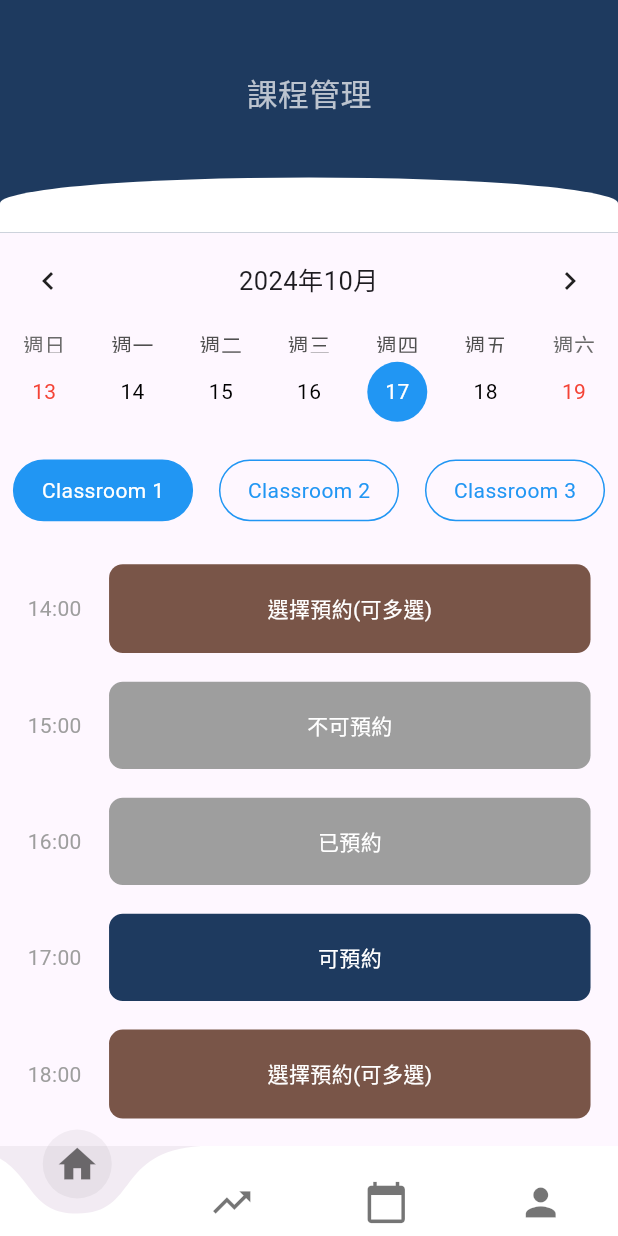
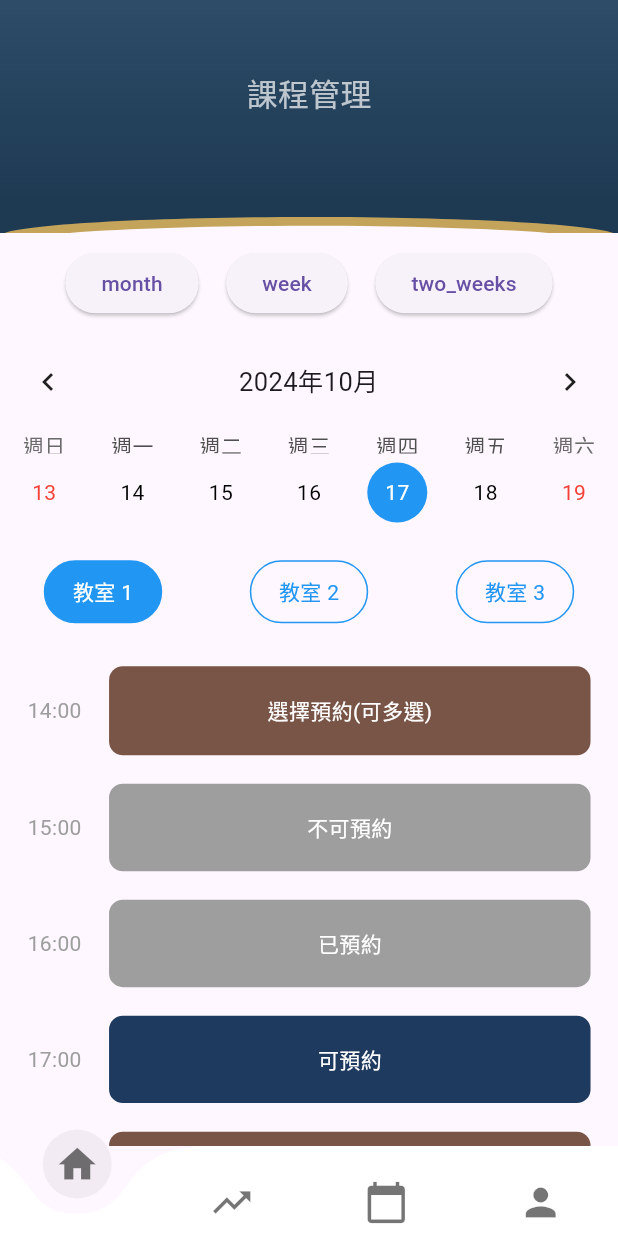
Before and after one commit to mnba3223/EduHub, a Flutter app: the StudentBookingScreen screen opened by its route, on a phone screen of 412 x 824 dp. Run offline on Flutter 3.47's test engine with Material 3 defaults, Android fonts, the phone set to English and light mode, and no system bars; drawn by our look-alikes of curved_navigation_bar, table_calendar; our stand-ins replace cached_network_image, carousel_slider, dio, easy_localization, equatable, flutter_bloc and 8 more; missing offline and left inert: external_path, flutter_stripe; accounts and stored records are empty; project files that could hold a hidden picture were left out.

Commit message:
updarte calendar and ui

```diff
--- a/lib/screens/student/student_booking_screen.dart
+++ b/lib/screens/student/student_booking_screen.dart
@@ -1,7 +1,9 @@
 import 'package:edutec_hub/ui/bar/top_bar.dart';
+import 'package:edutec_hub/ui/custom_widget/ccalendar.dart';
 import 'package:flutter/material.dart';
 import 'package:flutter_screenutil/flutter_screenutil.dart';
 import 'package:table_calendar/table_calendar.dart';
+import 'package:easy_localization/easy_localization.dart';
 
 class StudentBookingScreen extends StatefulWidget {
   @override
@@ -43,67 +45,78 @@ class _StudentBookingScreenState extends State<StudentBookingScreen> {
   String _getRandomStatus(int seed) {
     switch (seed % 4) {
       case 0:
-        return '已預約';
+        return 'booked'.tr();
       case 1:
-        return '可預約';
+        return 'available'.tr();
       case 2:
-        return '選擇預約(可多選)';
+        return 'select_multiple'.tr();
       default:
-        return '不可預約';
+        return 'unavailable'.tr();
     }
   }
 
   @override
   Widget build(BuildContext context) {
     return Scaffold(
+      // backgroundColor: const Color.fromARGB(12, 0, 0, 0),
       body: Column(
         children: [
           _buildTopBar(),
-          TableCalendar(
-            firstDay: DateTime.utc(2021, 1, 1),
-            lastDay: DateTime.utc(2030, 12, 31),
-            focusedDay: _focusedDay,
-            calendarFormat: _calendarFormat,
-            selectedDayPredicate: (day) => isSameDay(_selectedDay, day),
-            onDaySelected: (
-              selectedDay,
-              focusedDay,
-            ) {
+          ReusableCalendar(
+            selectedDay: _selectedDay,
+            onDaySelected: (selectedDay, focusedDay) {
               setState(() {
                 _selectedDay = selectedDay;
                 _focusedDay = focusedDay;
               });
             },
-            onFormatChanged: (format) {
-              setState(() {
-                _calendarFormat = format;
-              });
-            },
-            calendarStyle: CalendarStyle(
-              defaultTextStyle: TextStyle(color: Colors.black),
-              weekendTextStyle: TextStyle(color: Colors.red),
-              selectedDecoration: BoxDecoration(
-                color: Colors.blue,
-                shape: BoxShape.circle,
-              ),
-              selectedTextStyle: TextStyle(color: Colors.white),
-              todayDecoration: BoxDecoration(
-                color: Colors.blue.withOpacity(0.5),
-                shape: BoxShape.circle,
-              ),
-            ),
-            headerStyle: HeaderStyle(
-              formatButtonVisible: false,
-              titleCentered: true,
-            ),
           ),
+          //  _buildCalendarFormatToggle(),
+          // TableCalendar(
+          //   firstDay: DateTime.utc(2021, 1, 1),
+          //   lastDay: DateTime.utc(2030, 12, 31),
+          //   focusedDay: _focusedDay,
+          //   calendarFormat: _calendarFormat,
+          //   selectedDayPredicate: (day) => isSameDay(_selectedDay, day),
+          //   onDaySelected: (
+          //     selectedDay,
+          //     focusedDay,
+          //   ) {
+          //     setState(() {
+          //       _selectedDay = selectedDay;
+          //       _focusedDay = focusedDay;
+          //     });
+          //   },
+          //   onFormatChanged: (format) {
+          //     setState(() {
+          //       _calendarFormat = format;
+          //     });
+          //   },
+          //   calendarStyle: CalendarStyle(
+          //     defaultTextStyle: TextStyle(color: Colors.black),
+          //     weekendTextStyle: TextStyle(color: Colors.red),
+          //     selectedDecoration: BoxDecoration(
+          //       color: Colors.blue,
+          //       shape: BoxShape.circle,
+          //     ),
+          //     selectedTextStyle: TextStyle(color: Colors.white),
+          //     todayDecoration: BoxDecoration(
+          //       color: Colors.blue.withOpacity(0.5),
+          //       shape: BoxShape.circle,
+          //     ),
+          //   ),
+          //   headerStyle: HeaderStyle(
+          //     formatButtonVisible: false,
+          //     titleCentered: true,
+          //   ),
+          // ),
           SizedBox(height: 16.h),
           Row(
             mainAxisAlignment: MainAxisAlignment.spaceAround,
             children: [
-              _buildClassroomOption('Classroom 1', 1),
-              _buildClassroomOption('Classroom 2', 2),
-              _buildClassroomOption('Classroom 3', 3),
+              _buildClassroomOption('classroom_1'.tr(), 1),
+              _buildClassroomOption('classroom_2'.tr(), 2),
+              _buildClassroomOption('classroom_3'.tr(), 3),
             ],
           ),
           SizedBox(height: 16.h),
@@ -118,9 +131,9 @@ class _StudentBookingScreenState extends State<StudentBookingScreen> {
   }
 
   Widget _buildTopBar() {
-    return FixedHeightSmoothTopBar(
+    return FixedHeightSmoothTopBarV2(
       height: 130.h,
-      ellipticalRadius: 30.r,
+      // ellipticalRadius: 30.r,
       child: SafeArea(
         child: Container(
           padding: EdgeInsets.fromLTRB(20.w, 40.h, 20.w, 20.h),
@@ -128,7 +141,7 @@ class _StudentBookingScreenState extends State<StudentBookingScreen> {
             children: [
               Center(
                 child: Text(
-                  '課程管理',
+                  'course_management'.tr(),
                   style: TextStyle(
                     color: Colors.white70,
                     fontSize: 18.sp,
@@ -172,22 +185,16 @@ class _StudentBookingScreenState extends State<StudentBookingScreen> {
 
   Widget _buildTimeSlot(String time, String status) {
     Color color;
-    switch (status) {
-      case '已預約':
-        color = Colors.grey;
-        break;
-      case '可預約':
-        color = Color(0xFF1E3A5F);
-        break;
-      case '選擇預約(可多選)':
-        color = Colors.brown;
-        break;
-      case '不可預約':
-        // color = const Color.fromARGB(255, 189, 122, 118);
-        color = Colors.grey;
-        break;
-      default:
-        color = Colors.grey;
+    if (status == 'booked'.tr()) {
+      color = Colors.grey;
+    } else if (status == 'available'.tr()) {
+      color = Color(0xFF1E3A5F);
+    } else if (status == 'select_multiple'.tr()) {
+      color = Colors.brown;
+    } else if (status == 'unavailable'.tr()) {
+      color = Colors.grey;
+    } else {
+      color = Colors.grey;
     }
 
     return Container(
@@ -204,7 +211,7 @@ class _StudentBookingScreenState extends State<StudentBookingScreen> {
                 borderRadius: BorderRadius.circular(8.r),
               ),
               child: Center(
-                child: Text(status, style: TextStyle(color: Colors.white)),
+                child: Text(status.tr(), style: TextStyle(color: Colors.white)),
               ),
             ),
           ),
--- a/lib/ui/bar/custom_nav_bar.dart
+++ b/lib/ui/bar/custom_nav_bar.dart
@@ -20,10 +20,13 @@ class ScaffoldWithNavBar extends StatelessWidget {
 
   Widget _buildCurvedNavigationBar(BuildContext context) {
     return CurvedNavigationBar(
-      backgroundColor: const Color.fromARGB(12, 0, 0, 0), // 設置為您想要的背景顏色
-      // color: Colors.white12, // 設置為您想要的導航欄顏色
+      // backgroundColor: const Color.fromARGB(12, 0, 0, 0), // 設置為您想要的背景顏色
+      backgroundColor: Theme.of(context).scaffoldBackgroundColor,
+      // color: const Color.fromARGB(12, 0, 0, 0), // 設置為您想要的導航欄顏色
+      color: Colors.white,
       // buttonBackgroundColor: Colors.pink[200], // 設置為您想要的選中項目顏色
       buttonBackgroundColor: const Color.fromARGB(12, 0, 0, 0), // 設置為您想要的背景顏色
+      // buttonBackgroundColor: Colors.transparent,
       height: 60,
       items: _getNavigationItems(),
       index: _calculateSelectedIndex(context),
--- a/lib/ui/bar/top_bar.dart
+++ b/lib/ui/bar/top_bar.dart
@@ -1,5 +1,6 @@
 import 'package:flutter/material.dart';
 import 'package:flutter_screenutil/flutter_screenutil.dart';
+import 'package:flutter_svg/flutter_svg.dart';
 
 class FixedHeightSmoothTopBar extends StatelessWidget {
   final Widget child;
@@ -71,3 +72,57 @@ class FixedHeightSmoothTopBar extends StatelessWidget {
     );
   }
 }
+
+class FixedHeightSmoothTopBarV2 extends StatelessWidget {
+  final Widget child;
+  final double height;
+  final Color startColor;
+  final Color endColor;
+  final Color accentColor;
+
+  const FixedHeightSmoothTopBarV2({
+    Key? key,
+    required this.child,
+    this.height = 200,
+    this.startColor = const Color(0xFF304F6B),
+    this.endColor = const Color(0xFF1E3A53),
+    this.accentColor = const Color(0xFFC4A35A),
+  }) : super(key: key);
+
+  @override
+  Widget build(BuildContext context) {
+    return Container(
+      height: height,
+      child: Stack(
+        children: [
+          SvgPicture.string(
+            _generateSvgString(),
+            fit: BoxFit.cover,
+            width: double.infinity,
+            height: double.infinity,
+          ),
+          Positioned.fill(child: child),
+        ],
+      ),
+    );
+  }
+
+  String _generateSvgString() {
+    return '''
+    <svg id="Layer_1" data-name="Layer 1" xmlns="http://www.w3.org/2000/svg" xmlns:xlink="http://www.w3.org/1999/xlink" viewBox="0 0 1080 450">
+      <defs>
+        <linearGradient id="linear-gradient" x1="540" y1="-42.26" x2="540" y2="375.6" gradientUnits="userSpaceOnUse">
+          <stop offset="0" stop-color="${_colorToHex(startColor)}"/>
+          <stop offset="1" stop-color="${_colorToHex(endColor)}"/>
+        </linearGradient>
+      </defs>
+      <path fill="${_colorToHex(accentColor)}" d="m0,0v450c0-18.64,241.77-33.75,540-33.75s540,15.11,540,33.75V0H0Z"/>
+      <path fill="url(#linear-gradient)" d="m0,0v434.48c0-18.64,241.77-33.75,540-33.75s540,15.11,540,33.75V0H0Z"/>
+    </svg>
+    ''';
+  }
+
+  String _colorToHex(Color color) {
+    return '#${color.value.toRadixString(16).padLeft(8, '0').substring(2)}';
+  }
+}
--- /dev/null
+++ b/lib/ui/button/custom_button.dart
@@ -0,0 +1,54 @@
+import 'package:flutter/material.dart';
+import 'package:flutter_screenutil/flutter_screenutil.dart';
+import 'package:table_calendar/table_calendar.dart';
+
+class CustomButton extends StatelessWidget {
+  final String text;
+  final VoidCallback onPressed;
+  final bool isSelected;
+
+  const CustomButton({
+    Key? key,
+    required this.text,
+    required this.onPressed,
+    this.isSelected = false,
+  }) : super(key: key);
+
+  @override
+  Widget build(BuildContext context) {
+    return ElevatedButton(
+      onPressed: onPressed,
+      style: ElevatedButton.styleFrom(
+        // primary: isSelected ? Colors.blue : Colors.grey,
+        shape: RoundedRectangleBorder(
+          borderRadius: BorderRadius.circular(20.r),
+        ),
+      ),
+      child: Text(text),
+    );
+  }
+}
+
+class CalendarFormatButton extends StatelessWidget {
+  final CalendarFormat format;
+  final CalendarFormat currentFormat;
+  final String text;
+  final ValueChanged<CalendarFormat> onFormatChanged;
+
+  const CalendarFormatButton({
+    Key? key,
+    required this.format,
+    required this.currentFormat,
+    required this.text,
+    required this.onFormatChanged,
+  }) : super(key: key);
+
+  @override
+  Widget build(BuildContext context) {
+    return CustomButton(
+      text: text,
+      onPressed: () => onFormatChanged(format),
+      isSelected: currentFormat == format,
+    );
+  }
+}
--- /dev/null
+++ b/lib/ui/custom_widget/ccalendar.dart
@@ -0,0 +1,120 @@
+import 'package:edutec_hub/ui/button/custom_button.dart';
+import 'package:flutter/material.dart';
+import 'package:table_calendar/table_calendar.dart';
+import 'package:flutter_screenutil/flutter_screenutil.dart';
+import 'package:easy_localization/easy_localization.dart';
+
+class ReusableCalendar extends StatefulWidget {
+  final DateTime? selectedDay;
+  final Function(DateTime, DateTime) onDaySelected;
+
+  const ReusableCalendar({
+    Key? key,
+    this.selectedDay,
+    required this.onDaySelected,
+  }) : super(key: key);
+
+  @override
+  _ReusableCalendarState createState() => _ReusableCalendarState();
+}
+
+class _ReusableCalendarState extends State<ReusableCalendar> {
+  CalendarFormat _calendarFormat = CalendarFormat.week;
+  late DateTime _focusedDay;
+
+  @override
+  void initState() {
+    super.initState();
+    _focusedDay = widget.selectedDay ?? DateTime.now();
+  }
+
+  @override
+  Widget build(BuildContext context) {
+    return Column(
+      children: [
+        _buildCalendarFormatToggle(),
+        TableCalendar(
+          firstDay: DateTime.utc(2021, 1, 1),
+          lastDay: DateTime.utc(2030, 12, 31),
+          focusedDay: _focusedDay,
+          calendarFormat: _calendarFormat,
+          selectedDayPredicate: (day) => isSameDay(widget.selectedDay, day),
+          onDaySelected: (
+            selectedDay,
+            focusedDay,
+          ) {
+            widget.onDaySelected(selectedDay, focusedDay);
+            setState(() {
+              _focusedDay = focusedDay;
+            });
+          },
+          onFormatChanged: (format) {
+            setState(() {
+              _calendarFormat = format;
+            });
+          },
+          calendarStyle: CalendarStyle(
+            defaultTextStyle: TextStyle(color: Colors.black),
+            weekendTextStyle: TextStyle(color: Colors.red),
+            selectedDecoration: BoxDecoration(
+              color: Colors.blue,
+              shape: BoxShape.circle,
+            ),
+            selectedTextStyle: TextStyle(color: Colors.white),
+            todayDecoration: BoxDecoration(
+              color: Colors.blue.withOpacity(0.5),
+              shape: BoxShape.circle,
+            ),
+          ),
+          headerStyle: HeaderStyle(
+            formatButtonVisible: false,
+            titleCentered: true,
+          ),
+        ),
+      ],
+    );
+  }
+
+  Widget _buildCalendarFormatToggle() {
+    return Padding(
+      padding: EdgeInsets.symmetric(vertical: 8.h),
+      child: Row(
+        mainAxisAlignment: MainAxisAlignment.center,
+        children: [
+          CalendarFormatButton(
+            format: CalendarFormat.month,
+            currentFormat: _calendarFormat,
+            text: 'month'.tr(),
+            onFormatChanged: (format) {
+              setState(() {
+                _calendarFormat = format;
+              });
+            },
+          ),
+          SizedBox(width: 16.w),
+          CalendarFormatButton(
+            format: CalendarFormat.week,
+            currentFormat: _calendarFormat,
+            text: 'week'.tr(),
+            onFormatChanged: (format) {
+              setState(() {
+                _calendarFormat = format;
+              });
+            },
+          ),
+          SizedBox(width: 16.w),
+          CalendarFormatButton(
+            format: CalendarFormat.twoWeeks,
+            currentFormat: _calendarFormat,
+            text: 'two_weeks'.tr(),
+            onFormatChanged: (format) {
+              setState(() {
+                _calendarFormat = format;
+              });
+            },
+          ),
+        ],
+      ),
+    );
+  }
+}
```
Also changed, not shown: assets/translations/translations.csv (+15 -0 lines), lib/screens/student/student_home_screen.dart (+45 -98 lines).
